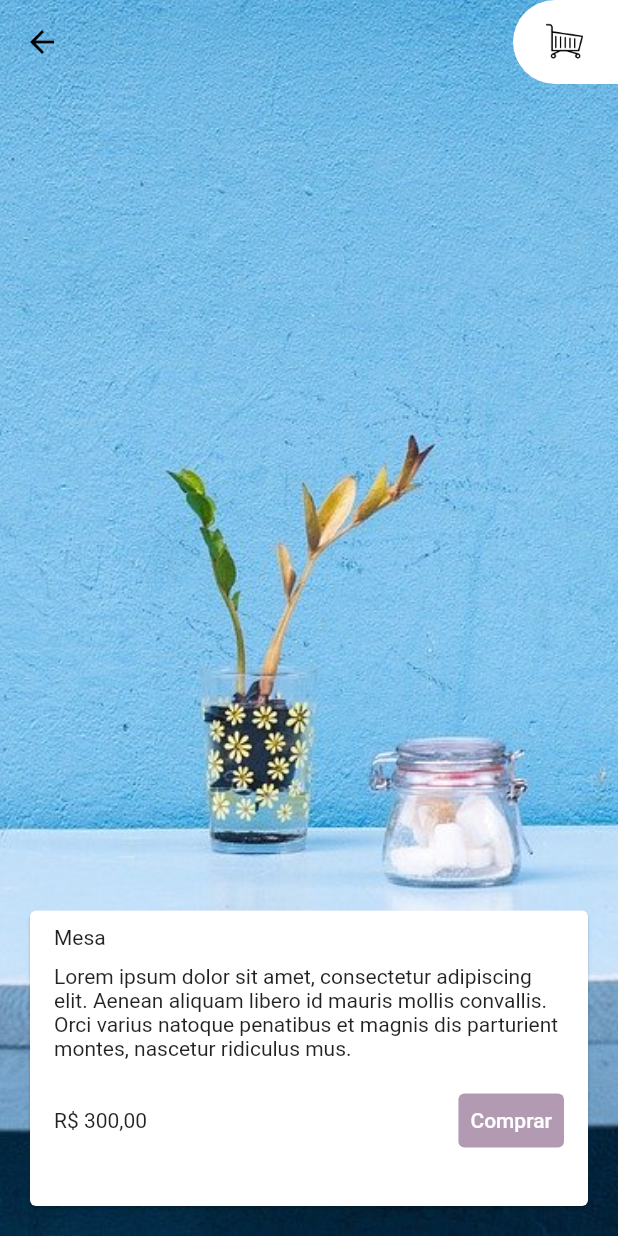
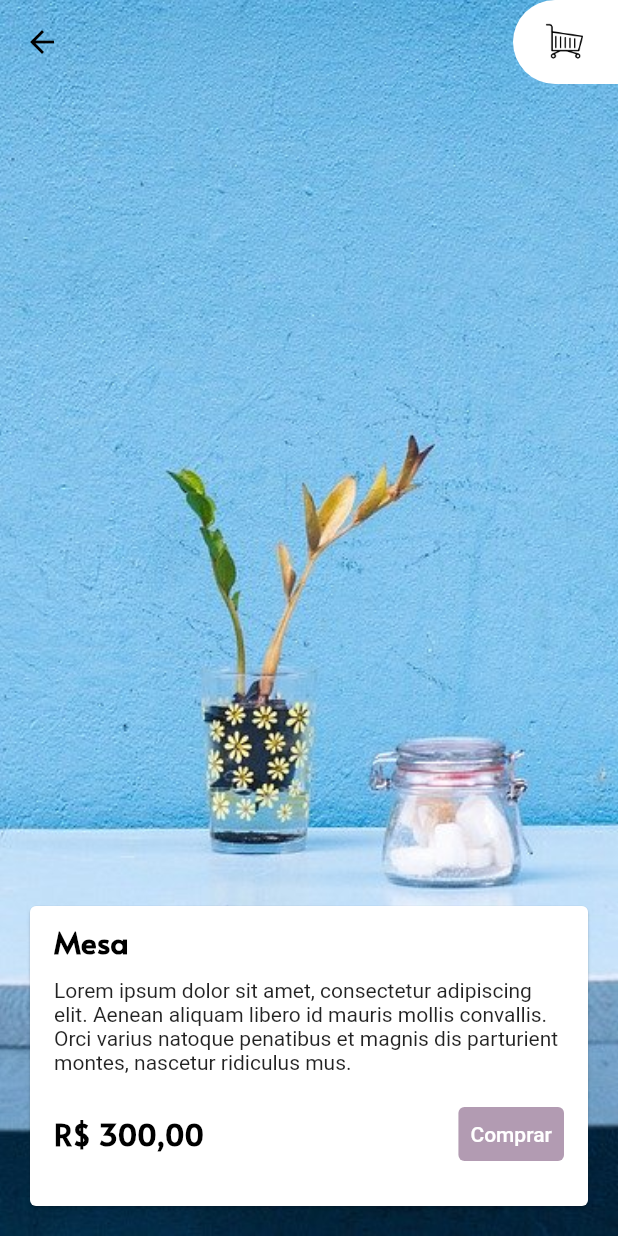
Before and after one commit to 54cr4m3n70/lojinha_alura, a Flutter app: the screen it shows after launch, after a tap on "Mesa", on a phone screen of 412 x 824 dp. Run offline on Flutter 3.47's test engine with Material 2 defaults, Android fonts, the phone set to English and light mode, and no system bars.

Commit message:
04 Temas

```diff
--- a/lib/main.dart
+++ b/lib/main.dart
@@ -18,6 +18,20 @@ class MyApp extends StatelessWidget {
       title: 'Flutter Demo',
       theme: ThemeData(
         primaryColor: PaletasCores.litas,
+        textTheme: TextTheme(
+          headline1: TextStyle(
+            fontSize: 20,
+            fontFamily: 'Alata',
+            fontWeight: FontWeight.bold,
+            color: Colors.black,
+          ),
+          headline2: TextStyle(
+            fontSize: 20,
+            fontFamily: 'Alata',
+            fontWeight: FontWeight.bold,
+            color: Colors.white,
+          ),
+        ),
       ),
       initialRoute: AppRoute.inicio,
       routes: {
--- a/lib/pages/detalhes.dart
+++ b/lib/pages/detalhes.dart
@@ -26,7 +26,7 @@ class Detalhes extends StatelessWidget {
           alignment: Alignment.bottomCenter,
           child: Container(
             margin: EdgeInsets.all(16),
-            height: 205,
+            height: 208,
             child: CardDetalhes(
               movel: movel,
             ),
--- a/lib/widgets/card_detalhes.dart
+++ b/lib/widgets/card_detalhes.dart
@@ -19,14 +19,20 @@ class CardDetalhes extends StatelessWidget {
       child: Column(
         crossAxisAlignment: CrossAxisAlignment.start,
         children: [
-          TextoDetalhes(texto: movel.titulo),
+          TextoDetalhes(
+            texto: movel.titulo,
+            estilo: Theme.of(context).textTheme.headline1,
+          ),
           TextoDetalhes(texto: movel.descricao),
           Container(
             margin: EdgeInsets.only(left: 16, right: 16, top: 16, bottom: 8),
             child: Row(
               mainAxisAlignment: MainAxisAlignment.spaceBetween,
               children: [
-                Text(formatacaoReais(movel.preco)),
+                Text(
+                  formatacaoReais(movel.preco),
+                  style: Theme.of(context).textTheme.headline1,
+                ),
                 TextButton(
                   style: TextButton.styleFrom(
                     backgroundColor: Theme.of(context).primaryColor,
--- a/lib/widgets/texto_detalhes.dart
+++ b/lib/widgets/texto_detalhes.dart
@@ -2,7 +2,15 @@ import 'package:flutter/material.dart';
 
 class TextoDetalhes extends StatelessWidget {
   final String texto;
-  const TextoDetalhes({Key? key, required this.texto}) : super(key: key);
+  final TextStyle? estilo;
+  const TextoDetalhes({Key? key, required this.texto, this.estilo})
+      : super(key: key);
+
+  Widget _estiloTexto(String texto) {
+    if (estilo != null) return Text(texto, style: estilo);
+
+    return Text(texto);
+  }
 
   @override
   Widget build(BuildContext context) {
@@ -12,7 +20,7 @@ class TextoDetalhes extends StatelessWidget {
         right: 16,
         top: 10,
       ),
-      child: Text(texto),
+      child: _estiloTexto(texto),
     );
   }
 }
--- a/lib/widgets/titulo_elemento_grid_produtos.dart
+++ b/lib/widgets/titulo_elemento_grid_produtos.dart
@@ -9,7 +9,10 @@ class TituloElementoGridProdutos extends StatelessWidget {
   Widget build(BuildContext context) {
     return Positioned(
       bottom: 10,
-      child: Text(titulo),
+      child: Text(
+        titulo,
+        style: Theme.of(context).textTheme.headline2,
+      ),
     );
   }
 }
--- a/pubspec.yaml
+++ b/pubspec.yaml
@@ -64,7 +64,7 @@ flutter:
   fonts:
     - family: Alata
       fonts:
-        - asset: lib/assets/fonts/Alata-Regular.ttf
+        - asset: lib/assets/fontes/Alata/Alata-Regular.ttf
   #   - family: Trajan Pro
   #     fonts:
   #       - asset: fonts/TrajanPro.ttf
```
